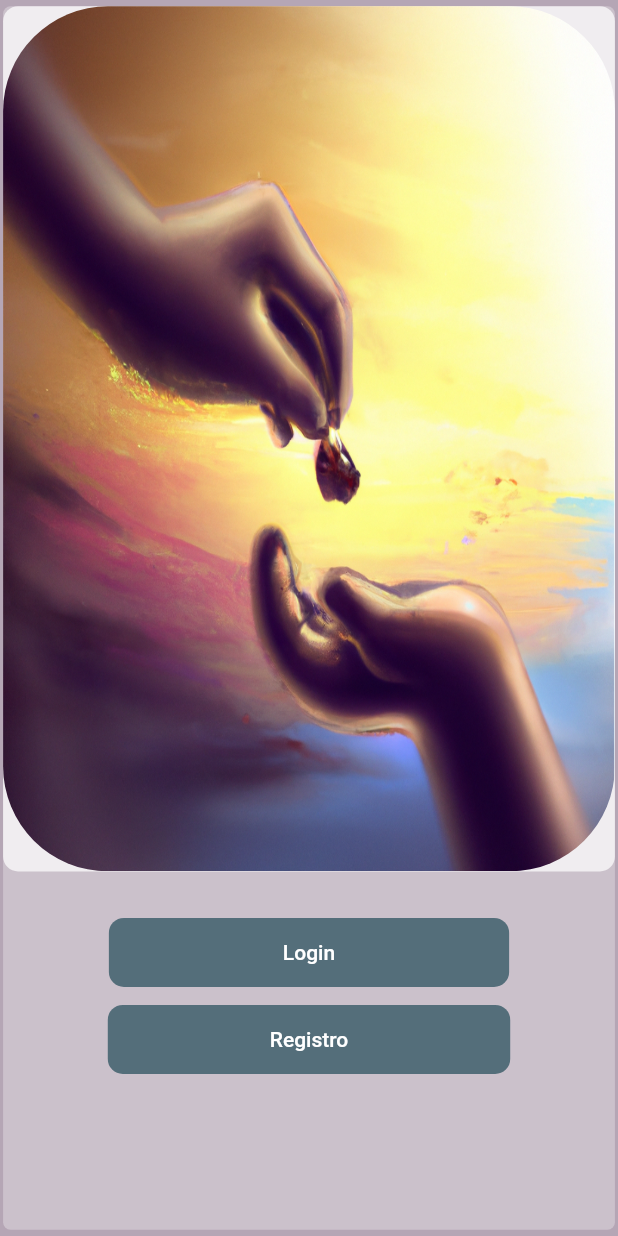
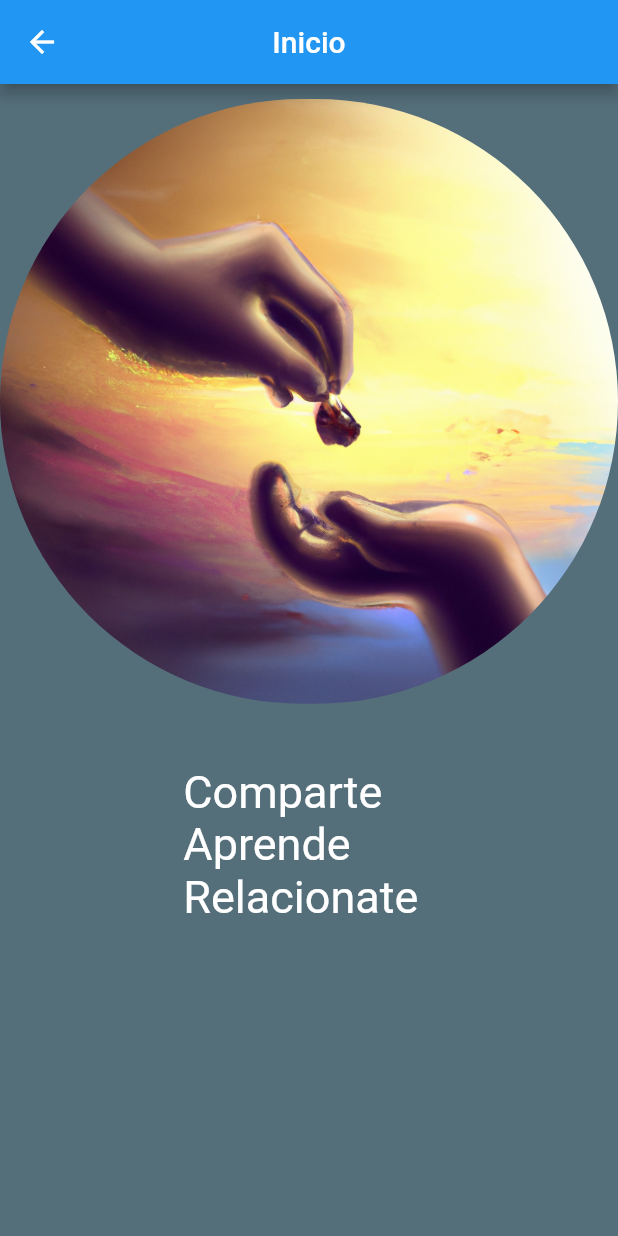
Before and after one commit to Alejandro-Junquera/GoSwapp, a Flutter app: the InicioScreen screen opened by its route, on a phone screen of 412 x 824 dp. Run offline on Flutter 3.47's test engine with Material 2 defaults, Android fonts, the light colour scheme and no system bars; drawn by our look-alikes of animated_text_kit; Roboto replaces fonts that are missing (popin).

Commit message:
Cambio inicio

```diff
--- a/lib/main.dart
+++ b/lib/main.dart
@@ -3,6 +3,7 @@ import 'package:flutter/services.dart';
 import 'package:provider/provider.dart';
 
 import 'screens/inicio.dart';
+import 'screens/login.dart';
 
 void main() => runApp(AppState());
 
@@ -30,10 +31,10 @@ class MyApp extends StatelessWidget {
         initialRoute: 'inicio',
         routes: {
           'inicio': (_) => InicioScreen(),
-          //'login': (_) => LoginScreen(),
+          'login': (_) => LoginScreen(),
           //'register': (_) => RegisterScreen(),
         },
         theme: ThemeData.light()
-            .copyWith(scaffoldBackgroundColor: Colors.grey[300]));
+            .copyWith(scaffoldBackgroundColor: Colors.blueGrey[600]));
   }
 }
--- a/lib/screens/inicio.dart
+++ b/lib/screens/inicio.dart
@@ -1,70 +1,87 @@
 import 'package:flutter/material.dart';
+import 'package:animated_text_kit/animated_text_kit.dart';
 
 class InicioScreen extends StatelessWidget {
   const InicioScreen({super.key});
 
   @override
   Widget build(BuildContext context) {
-    return Container(
-      color: Color.fromARGB(255, 181, 166, 181),
-      child: FractionallySizedBox(
-        widthFactor: 0.99,
-        heightFactor: 0.99,
+    return Scaffold(
+      appBar: AppBar(
+        centerTitle: true,
+        title: const Text("Inicio"),
+      ),
+      body: Center(
+        child: FutureBuilder(
+          future: Future.delayed(
+            const Duration(seconds: 0),
+            () {
+              return;
+            },
+          ),
+          builder: (context, snapshot) {
+            if (snapshot.connectionState != ConnectionState.done) {
+              return Column(
+                children: const [],
+              );
+            }
+            return FutureBuilder(
+              future: Future.delayed(
+                const Duration(seconds: 6),
+                () {
+                  Navigator.of(context).pushReplacementNamed("login");
+                },
+              ),
+              builder: (context, snapshot) {
+                if (snapshot.connectionState != ConnectionState.done) {
+                  return Center(
                     child: Container(
-          decoration: BoxDecoration(
-            color: Colors.white30,
-            borderRadius: BorderRadius.circular(5),
+                      color: Colors.blueGrey[600],
+                      child: Column(
+                        mainAxisAlignment: MainAxisAlignment.start,
+                        children: [
+                          SizedBox(
+                            height: 10,
                           ),
-          child: Column(children: [
-            Container(
-              width: MediaQuery.of(context).size.width,
-              height: MediaQuery.of(context).size.height * 0.70,
-              decoration: BoxDecoration(
-                color: Colors.white70,
-                borderRadius: BorderRadius.circular(10),
+                          ClipRRect(
+                            borderRadius: BorderRadius.circular(300),
+                            child: Image(
+                                image:
+                                    AssetImage("assets/images/trueque2.png")),
                           ),
-              child: ClipRRect(
-                borderRadius: BorderRadius.circular(70),
-                child: Image(
-                    fit: BoxFit.fill,
-                    image: AssetImage("assets/images/trueque2.png")),
+                          SizedBox(
+                            width: 250.0,
+                            child: DefaultTextStyle(
+                              style: const TextStyle(
+                                fontSize: 30.0,
+                                fontFamily: 'popin',
                               ),
-            ),
-            SizedBox(height: 30),
-            MaterialButton(
-              shape: RoundedRectangleBorder(
-                  borderRadius: BorderRadius.circular(10)),
-              disabledColor: Colors.grey,
-              elevation: 0,
-              color: Colors.blueGrey[600],
-              onPressed: () {},
-              child: Container(
-                padding:
-                    const EdgeInsets.symmetric(horizontal: 100, vertical: 15),
-                child: Text(
-                  'Login',
-                  style: const TextStyle(color: Colors.white),
+                              child: Padding(
+                                padding: EdgeInsets.all(
+                                    MediaQuery.of(context).size.width * 0.10),
+                                child: AnimatedTextKit(
+                                    isRepeatingAnimation: true,
+                                    animatedTexts: [
+                                      TyperAnimatedText(
+                                          'Comparte\nAprende\nRelacionate',
+                                          speed: Duration(milliseconds: 150)),
+                                      TyperAnimatedText('  Go Swap',
+                                          speed: Duration(milliseconds: 10),
+                                          textStyle: TextStyle(
+                                              fontWeight: FontWeight.bold)),
+                                    ]),
                               ),
                             ),
                           ),
-            SizedBox(height: 10),
-            MaterialButton(
-              shape: RoundedRectangleBorder(
-                  borderRadius: BorderRadius.circular(10)),
-              disabledColor: Colors.grey,
-              elevation: 0,
-              color: Colors.blueGrey[600],
-              onPressed: () {},
-              child: Container(
-                padding:
-                    const EdgeInsets.symmetric(horizontal: 92, vertical: 15),
-                child: Text(
-                  'Registro',
-                  style: const TextStyle(color: Colors.white),
+                        ],
                       ),
                     ),
-            ),
-          ]),
+                  );
+                }
+                return Container();
+              },
+            );
+          },
         ),
       ),
     );
--- /dev/null
+++ b/lib/screens/login.dart
@@ -0,0 +1,16 @@
+import 'package:flutter/material.dart';
+
+class LoginScreen extends StatelessWidget {
+  const LoginScreen({super.key});
+
+  @override
+  Widget build(BuildContext context) {
+    return Scaffold(
+      body: Center(
+        child: Container(
+          child: Text('LoginScreen'),
+        ),
+      ),
+    );
+  }
+}
--- a/lib/screens/screens.dart
+++ b/lib/screens/screens.dart
@@ -1 +1,2 @@
+export 'package:flutter_aplicacion_ganadora/screens/login.dart';
 export 'package:flutter_aplicacion_ganadora/screens/inicio.dart';
--- a/pubspec.yaml
+++ b/pubspec.yaml
@@ -39,6 +39,7 @@ dependencies:
 
 dev_dependencies:
   provider: ^6.0.4
+  animated_text_kit: ^4.2.1
   flutter_test:
     sdk: flutter
 
```
Also changed, not shown: pubspec.lock. Lines whose indentation alone changed are shown as unchanged.
